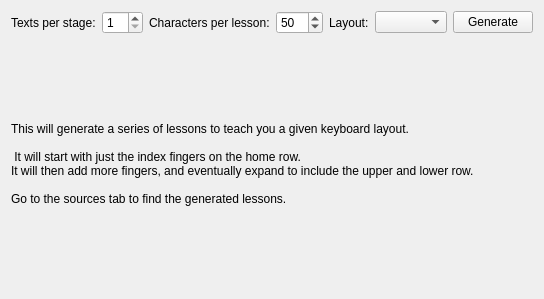
Above: traininggenwidget.ui from coryo/amphetype2 before the change. Below: the same form after it.
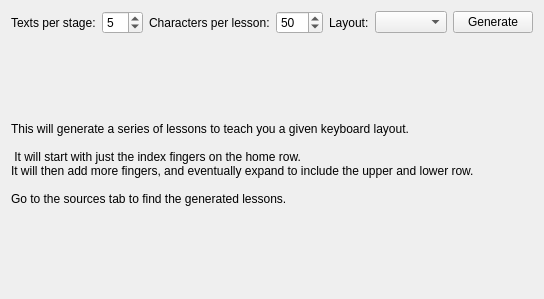
That is the form after the change.

```diff
--- a/traininggenwidget.ui
+++ b/traininggenwidget.ui
@@ -6,7 +6,7 @@
    <rect>
     <x>0</x>
     <y>0</y>
-    <width>440</width>
+    <width>526</width>
     <height>299</height>
    </rect>
   </property>
@@ -68,6 +68,9 @@
        <property name="minimum">
         <number>1</number>
        </property>
+       <property name="value">
+        <number>5</number>
+       </property>
       </widget>
      </item>
      <item row="1" column="0" colspan="7">
```
Left out of the diff: 4 changed lines with no effect on the pictures.
